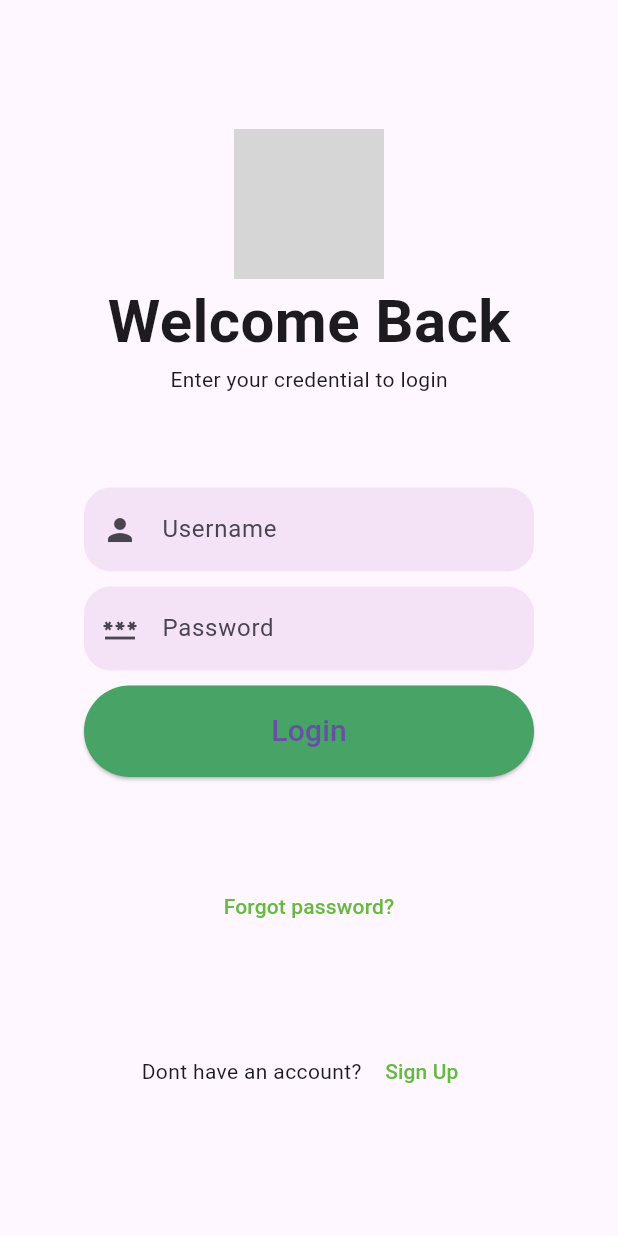
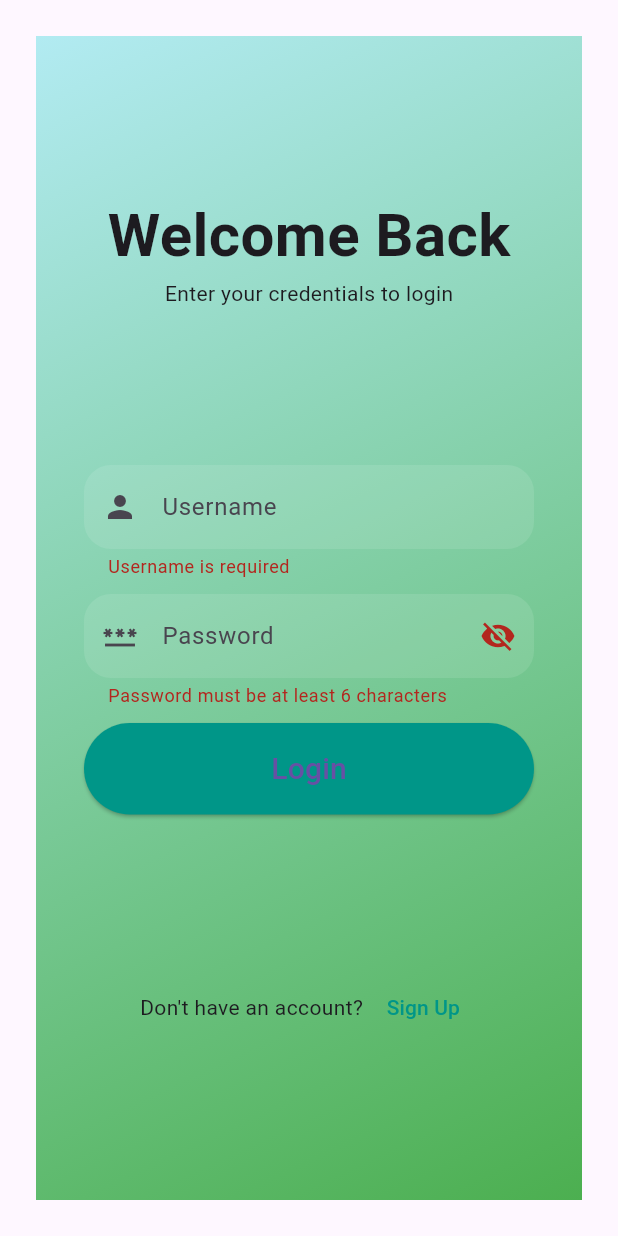
Before and after one commit to kurutu42/cc206_MealPlanner, a Flutter app: the screen it shows after launch, after a tap on "Login", on a phone screen of 412 x 824 dp. Run offline on Flutter 3.47's test engine with Material 3 defaults, Android fonts, the phone set to English and light mode, and no system bars; grey boxes are pictures that could not be loaded.

Commit message:
Updated login.dart

```diff
--- a/lib/features/login.dart
+++ b/lib/features/login.dart
@@ -1,22 +1,42 @@
 import 'package:flutter/material.dart';
-import 'package:cc206_mealplanner/features/signup.dart'; // Import the signup.dart file
+import 'package:cc206_mealplanner/features/homepage.dart';
 
-class LoginPage extends StatelessWidget {
+class LoginPage extends StatefulWidget {
   const LoginPage({super.key});
 
   @override
+  LoginPageState createState() => LoginPageState();
+}
+
+class LoginPageState extends State<LoginPage> {
+  final _usernameController = TextEditingController();
+  final _passwordController = TextEditingController();
+  final GlobalKey<FormState> _formKey = GlobalKey<FormState>();
+
+  bool _isPasswordVisible = false;
+
+  @override
   Widget build(BuildContext context) {
-    return MaterialApp(
-      debugShowCheckedModeBanner: false,
-      home: Scaffold(
-        body: Container(
+    return Scaffold(
+      body: GestureDetector(
+        onTap: () => FocusScope.of(context).unfocus(),
+        child: Container(
+          decoration: BoxDecoration(
+            gradient: LinearGradient(
+              begin: Alignment.topLeft,
+              end: Alignment.bottomRight,
+              colors: [
+                Colors.cyan.shade100,
+                Colors.green.shade500,
+              ],
+            ),
+          ),
           margin: const EdgeInsets.all(24),
           child: Column(
             mainAxisAlignment: MainAxisAlignment.spaceEvenly,
             children: [
-              _header(context),
-              _inputField(context),
-              _forgotPassword(context),
+              _header(),
+              _inputField(),
               _signup(context),
             ],
           ),
@@ -25,87 +45,108 @@ class LoginPage extends StatelessWidget {
     );
   }
 
-  _header(context) {
+  Widget _header() {
     return Column(
-      children: [
-        Image.network(
-          "https://scontent.fceb6-1.fna.fbcdn.net/v/t1.15752-9/461218601_515279471213388_6743303864073392043_n.png?_nc_cat=109&ccb=1-7&_nc_sid=9f807c&_nc_eui2=AeHbfnsQA0p5ADwrOnsQPcHmTiOUuP-KZyBOI5S4_4pnILL46m_Z6jOIphVsb3FpMoah3ig-pC30qbOlEa2LyZ9d&_nc_ohc=ac02w-JnOZ8Q7kNvgEDZcrf&_nc_ht=scontent.fceb6-1.fna&oh=03_Q7cD1QHprQ0mErdgerT_IQvXBDad7oGXhjCkaeNjXGkwpVPMKw&oe=6724D19C",
-          width: 100,
-          height: 100,
-        ),
-        const Text(
+      children: const [
+        Text(
           "Welcome Back",
           style: TextStyle(fontSize: 40, fontWeight: FontWeight.bold),
         ),
-        const Text("Enter your credential to login"),
+        Text("Enter your credentials to login"),
       ],
     );
   }
 
-  _inputField(context) {
+  Widget _inputField() {
     return Center(
       child: Container(
-        width: 300, // set the width you want
+        width: 300,
+        child: Form(
+          key: _formKey,
           child: Column(
             crossAxisAlignment: CrossAxisAlignment.stretch,
             children: [
-            TextField(
+              TextFormField(
+                controller: _usernameController,
                 decoration: InputDecoration(
                   hintText: "Username",
                   border: OutlineInputBorder(
                     borderRadius: BorderRadius.circular(18),
-                      borderSide: BorderSide.none),
-                  fillColor: Colors.purple.withOpacity(0.1),
+                    borderSide: BorderSide.none,
+                  ),
+                  fillColor: Colors.white24.withOpacity(0.1),
                   filled: true,
-                  prefixIcon: const Icon(Icons.person)),
+                  prefixIcon: const Icon(Icons.person),
+                ),
+                validator: (value) =>
+                    value!.isEmpty ? "Username is required" : null,
               ),
               const SizedBox(height: 10),
-            TextField(
+              TextFormField(
+                controller: _passwordController,
+                obscureText: !_isPasswordVisible,
                 decoration: InputDecoration(
                   hintText: "Password",
                   border: OutlineInputBorder(
                     borderRadius: BorderRadius.circular(18),
-                    borderSide: BorderSide.none),
-                fillColor: Colors.purple.withOpacity(0.1),
+                    borderSide: BorderSide.none,
+                  ),
+                  fillColor: Colors.white.withOpacity(0.1),
                   filled: true,
                   prefixIcon: const Icon(Icons.password),
+                  suffixIcon: IconButton(
+                    icon: Icon(_isPasswordVisible
+                        ? Icons.visibility
+                        : Icons.visibility_off),
+                    onPressed: () {
+                      setState(() {
+                        _isPasswordVisible = !_isPasswordVisible;
+                      });
+                    },
                   ),
-              obscureText: true,
+                ),
+                validator: (value) =>
+                    value!.length < 6 ? "Password must be at least 6 characters" : null,
               ),
               const SizedBox(height: 10),
               ElevatedButton(
-              onPressed: () {},
+                onPressed: () {
+                  if (_formKey.currentState!.validate()) {
+                    // Show success message
+                    ScaffoldMessenger.of(context).showSnackBar(
+                      const SnackBar(content: Text("Login successful!")),
+                    );
+                    // Navigate to MealPlannerHomePage after successful login
+                    Navigator.pushReplacement(
+                      context,
+                      MaterialPageRoute(
+                        builder: (context) => MealPlannerHomePage(userName: _usernameController.text),
+                      ),
+                    );
+                  }
+                },
                 style: ElevatedButton.styleFrom(
                   shape: const StadiumBorder(),
                   padding: const EdgeInsets.symmetric(vertical: 16),
-                backgroundColor: const Color.fromARGB(255, 71, 163, 102),
+                  backgroundColor: Colors.teal,
                 ),
                 child: const Text(
                   "Login",
                   style: TextStyle(fontSize: 20),
                 ),
-            )
+              ),
             ],
+          ),
         ),
       ),
     );
   }
 
-  _forgotPassword(context) {
-    return TextButton(
-      onPressed: () {},
-      child: const Text(
-        "Forgot password?",
-        style: TextStyle(color: Color.fromARGB(255, 103, 185, 65)),
-      ),
-    );
-  }
-
-  _signup(context) {
+  Widget _signup(BuildContext context) {
     return Row(
       mainAxisAlignment: MainAxisAlignment.center,
       children: [
-        const Text("Dont have an account? "),
+        const Text("Don't have an account? "),
         TextButton(
           onPressed: () {
             Navigator.push(
@@ -115,9 +156,9 @@ class LoginPage extends StatelessWidget {
           },
           child: const Text(
             "Sign Up",
-            style: TextStyle(color: Color.fromARGB(255, 103, 185, 65)),
+            style: TextStyle(color: Colors.teal),
           ),
-        )
+        ),
       ],
     );
   }
```
Lines whose indentation alone changed are shown as unchanged.
